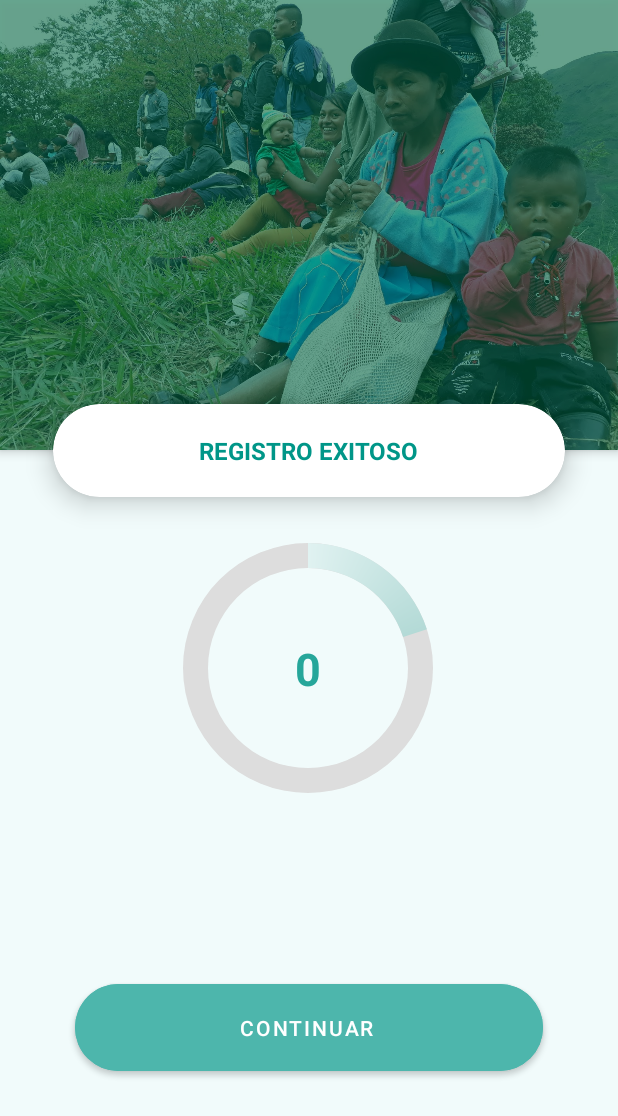
After one commit to esleyder1/pdf417_colombian, an Android app: the ResultActivity screen opened directly, with no data from a screen before it, on a phone screen of 412 x 824 dp. The commit adds this screen. Shown: the top 1116 px of the screen. Run offline under Robolectric (Android 15) with nearby library versions, the phone set to English and light mode, and no system bars.

Commit message:
result activity was crated and working with static info

```diff
--- a/pdf417MobiCustomUISample/build.gradle
+++ b/pdf417MobiCustomUISample/build.gradle
@@ -32,8 +32,7 @@ dependencies {
     implementation 'androidx.appcompat:appcompat:1.4.1'
     implementation 'androidx.constraintlayout:constraintlayout:2.1.2'
     implementation 'com.liyu.tools:sqlitetoexcel:1.0.10'
-    implementation 'com.google.android.material:material:1.6.0'
-
+    implementation 'com.google.android.material:material:1.3.0-alpha02'
 
     implementation "com.itextpdf:itext7-core:7.1.10"
 
--- /dev/null
+++ b/pdf417MobiCustomUISample/src/main/java/dev/pdf417censo/com/ResultActivity.java
@@ -0,0 +1,68 @@
+package dev.pdf417censo.com;
+
+import androidx.appcompat.app.AppCompatActivity;
+
+import android.annotation.SuppressLint;
+import android.content.Context;
+import android.content.Intent;
+import android.content.SharedPreferences;
+import android.os.Bundle;
+import android.view.View;
+import android.view.Window;
+import android.view.WindowManager;
+import android.widget.Button;
+import android.widget.TextView;
+
+public class ResultActivity extends AppCompatActivity {
+
+    private TextView tvProgress;
+
+
+    @SuppressLint("SetTextI18n")
+    @Override
+    protected void onCreate(Bundle savedInstanceState) {
+        super.onCreate(savedInstanceState);
+        setContentView(R.layout.activity_result);
+
+        tvProgress = findViewById(R.id.tvProgress);
+
+        getWindow().addFlags(WindowManager.LayoutParams.FLAG_FULLSCREEN);
+
+        SharedPreferences prefe = getSharedPreferences("user_data", Context.MODE_PRIVATE);
+
+        int familyNucleusScanned = prefe.getInt("familyNucleusScanned", 0);
+        int membersFamilyCount = prefe.getInt("membersFamilyCount", 0);
+        if(membersFamilyCount > 0){
+            tvProgress.setText(familyNucleusScanned +"/"+ membersFamilyCount);
+        }else{
+            tvProgress.setText("0");
+        }
+
+
+
+        Button button = (Button) findViewById(R.id.btnContinious);
+        button.setOnClickListener(new View.OnClickListener() {
+            @Override
+            public void onClick(View v) {
+
+                if(membersFamilyCount == familyNucleusScanned) {
+                    SharedPreferences.Editor editor = prefe.edit();
+                    editor.remove("membersFamilyCount");
+                    editor.remove("familyNucleusScanned");
+                    editor.apply();
+                }
+                if(familyNucleusScanned < membersFamilyCount) {
+                    Intent i = new Intent(ResultActivity.this, MainActivity.class);
+                    startActivity(i);
+                    finish();
+                }else{
+                    Intent i = new Intent(ResultActivity.this, PickDataActivity.class);
+                    startActivity(i);
+                    finish();
+                }
+
+
+            }
+        });
+    }
+}
--- /dev/null
+++ b/pdf417MobiCustomUISample/src/main/res/drawable/circle.xml
@@ -0,0 +1,37 @@
+<?xml version="1.0" encoding="utf-8"?>
+<layer-list xmlns:android="http://schemas.android.com/apk/res/android">
+    <!--Adding our first item-->
+    <item>
+        <!--Here ring shape is created. The important attribute
+        used here is, android:useLevel="false". Attribute
+        with the useLevel=true makes the ring disabled, so it must
+        be false for the ring to appear with color code "#DDD"-->
+        <shape
+            android:shape="ring"
+            android:thicknessRatio="12"
+            android:useLevel="false">
+            <solid android:color="#DDD" />
+        </shape>
+    </item>
+    <!--Adding our second item-->
+    <item>
+        <!--Rotation degree of Ring is made from 270 to 270-->
+        <rotate
+            android:fromDegrees="270"
+            android:toDegrees="270">
+            <!--The main attribute used here is android:useLevel="true" in
+            shape tag. Also gradient is added to set the startColor and
+            endColor of the ring.-->
+            <shape
+                android:shape="ring"
+                android:thicknessRatio="12"
+                android:useLevel="true">
+                <gradient
+                    android:endColor="@color/teal_700"
+                    android:startColor="@color/teal_50"
+                    android:type="sweep" />
+
+            </shape>
+        </rotate>
+    </item>
+</layer-list>
--- /dev/null
+++ b/pdf417MobiCustomUISample/src/main/res/drawable/ic_baseline_check_circle_24.xml
@@ -0,0 +1,5 @@
+<vector android:height="24dp" android:tint="#000000"
+    android:viewportHeight="24" android:viewportWidth="24"
+    android:width="24dp" xmlns:android="http://schemas.android.com/apk/res/android">
+    <path android:fillColor="@android:color/white" android:pathData="M12,2C6.48,2 2,6.48 2,12s4.48,10 10,10 10,-4.48 10,-10S17.52,2 12,2zM10,17l-5,-5 1.41,-1.41L10,14.17l7.59,-7.59L19,8l-9,9z"/>
+</vector>
--- a/pdf417MobiCustomUISample/src/main/res/layout/activity_pick_data.xml
+++ b/pdf417MobiCustomUISample/src/main/res/layout/activity_pick_data.xml
@@ -172,7 +172,7 @@
         android:value="0"
         android:valueFrom="0"
         android:valueTo="15"
-        app:labelBehavior="visible"
+        app:labelBehavior="floating"
         app:layout_constraintEnd_toEndOf="parent"
         app:layout_constraintHorizontal_bias="0.739"
         app:layout_constraintStart_toStartOf="parent"
--- /dev/null
+++ b/pdf417MobiCustomUISample/src/main/res/layout/activity_result.xml
@@ -0,0 +1,107 @@
+<?xml version="1.0" encoding="utf-8"?>
+<androidx.constraintlayout.widget.ConstraintLayout
+    xmlns:android="http://schemas.android.com/apk/res/android"
+    xmlns:app="http://schemas.android.com/apk/res-auto"
+    xmlns:tools="http://schemas.android.com/tools"
+    android:layout_width="match_parent"
+    android:layout_height="match_parent"
+    android:background="#F1FBFB"
+    tools:context=".ResultActivity"
+    android:fitsSystemWindows="true">
+
+    <com.google.android.material.appbar.AppBarLayout
+        android:id="@+id/appBarLayout"
+        android:layout_width="match_parent"
+        android:layout_height="wrap_content"
+        tools:ignore="MissingConstraints">
+
+        <com.google.android.material.appbar.MaterialToolbar
+            style="@style/Widget.MaterialComponents.Toolbar.Primary"
+            android:layout_width="match_parent"
+            android:layout_height="300dp"
+            android:alpha="0.4"
+            android:background="@drawable/family3"
+            android:paddingStart="36dp" />
+
+    </com.google.android.material.appbar.AppBarLayout>
+
+    <com.google.android.material.card.MaterialCardView
+        android:id="@+id/cvPerson"
+        android:layout_width="match_parent"
+        android:layout_height="wrap_content"
+        android:layout_margin="10dp"
+        android:layout_marginTop="9dp"
+        app:cardBackgroundColor="@color/white"
+        app:cardCornerRadius="45dp"
+        app:cardElevation="10dp"
+        app:cardMaxElevation="12dp"
+        app:cardPreventCornerOverlap="true"
+        app:cardUseCompatPadding="true"
+        app:layout_constraintBottom_toBottomOf="@+id/appBarLayout"
+        app:layout_constraintTop_toBottomOf="@+id/appBarLayout"
+        tools:layout_editor_absoluteX="33dp">
+
+        <TextView
+            android:id="@+id/tvInfoPerson"
+            android:layout_width="wrap_content"
+            android:layout_height="wrap_content"
+            android:layout_gravity="bottom|center_horizontal"
+            android:layout_marginTop="20dp"
+            android:layout_marginBottom="20dp"
+            android:text="REGISTRO EXITOSO"
+            android:textSize="16sp"
+            android:textColor="@color/teal_500"
+            android:textStyle="bold" />
+
+    </com.google.android.material.card.MaterialCardView>
+
+    <ProgressBar
+        android:id="@+id/progress_bar"
+        style="@style/Theme.ProgressBar"
+        android:layout_width="200dp"
+        android:layout_height="200dp"
+        android:indeterminateOnly="false"
+        android:progress="20"
+        android:progressDrawable="@drawable/circle"
+        android:rotation="0"
+        app:layout_constraintBottom_toBottomOf="parent"
+        app:layout_constraintHorizontal_bias="0.497"
+        app:layout_constraintLeft_toLeftOf="parent"
+        app:layout_constraintRight_toRightOf="parent"
+        app:layout_constraintTop_toTopOf="parent"
+        app:layout_constraintVertical_bias="0.553"
+        tools:progress="100" />
+
+    <TextView
+        android:id="@+id/tvProgress"
+        android:layout_width="wrap_content"
+        android:layout_height="wrap_content"
+        android:textAppearance="@style/TextAppearance.AppCompat.Large"
+        app:layout_constraintBottom_toBottomOf="@+id/progress_bar"
+        app:layout_constraintEnd_toEndOf="@+id/progress_bar"
+        app:layout_constraintStart_toStartOf="@+id/progress_bar"
+        app:layout_constraintTop_toTopOf="@+id/progress_bar"
+        android:textColor="@color/teal_400"
+        android:textStyle="bold"
+        android:textSize="30sp"
+        android:text="4/8" />
+
+    <com.google.android.material.button.MaterialButton
+        android:id="@+id/btnContinious"
+        android:backgroundTint="@color/teal_300"
+        style="@style/Widget.MaterialComponents.Button.Icon"
+        android:layout_width="match_parent"
+        android:layout_height="70dp"
+        android:layout_marginStart="50dp"
+        android:layout_marginEnd="50dp"
+        android:shadowRadius="24"
+        app:cornerRadius="30dp"
+        android:text="ContinuaR"
+        app:iconGravity="textStart"
+        app:layout_constraintBottom_toBottomOf="parent"
+        app:layout_constraintEnd_toEndOf="parent"
+        app:layout_constraintStart_toStartOf="parent"
+        app:layout_constraintTop_toBottomOf="@+id/progress_bar"
+        tools:ignore="MissingConstraints" />
+
+</androidx.constraintlayout.widget.ConstraintLayout>
--- /dev/null
+++ b/pdf417MobiCustomUISample/src/main/res/values-land/dimens.xml
@@ -0,0 +1,3 @@
+<resources>
+    <dimen name="fab_margin">48dp</dimen>
+</resources>
--- /dev/null
+++ b/pdf417MobiCustomUISample/src/main/res/values-w1240dp/dimens.xml
@@ -0,0 +1,3 @@
+<resources>
+    <dimen name="fab_margin">200dp</dimen>
+</resources>
--- /dev/null
+++ b/pdf417MobiCustomUISample/src/main/res/values-w600dp/dimens.xml
@@ -0,0 +1,3 @@
+<resources>
+    <dimen name="fab_margin">48dp</dimen>
+</resources>
--- a/pdf417MobiCustomUISample/src/main/res/values/colors.xml
+++ b/pdf417MobiCustomUISample/src/main/res/values/colors.xml
@@ -11,4 +11,25 @@
     <color name="primary">#006c45</color>
     <color name="primaryDark">#002112</color>
     <color name="white">#fff</color>
+
+    <color name="teal_50">#e0f2f1</color>
+    <color name="teal_100">#b2dfdb</color>
+    <color name="teal_200">#80cbc4</color>
+    <color name="teal_300">#4db6ac</color>
+    <color name="teal_400">#26a69a</color>
+    <color name="teal_500">#009688</color>
+    <color name="teal_600">#00897b</color>
+    <color name="teal_700">#00796b</color>
+    <color name="teal_800">#00695c</color>
+
+    <color name="light_blue_50">#e1f5fe</color>
+    <color name="light_blue_100">#b3e5fc</color>
+    <color name="light_blue_200">#81d4fa</color>
+    <color name="light_blue_300">#4fc3f7</color>
+    <color name="light_blue_400">#29b6f6</color>
+    <color name="light_blue_500">#03a9f4</color>
+    <color name="light_blue_600">#039be5</color>
+    <color name="light_blue_700">#0288d1</color>
+    <color name="light_blue_800">#0277bd</color>
+
 </resources>
--- a/pdf417MobiCustomUISample/src/main/res/values/styles.xml
+++ b/pdf417MobiCustomUISample/src/main/res/values/styles.xml
@@ -1,6 +1,8 @@
-<resources>
+<resources xmlns:tools="http://schemas.android.com/tools">
 
     <style name="AppTheme" parent="Theme.MaterialComponents.Light.DarkActionBar">
+        <item name="android:windowTranslucentStatus">true</item>
+        <item name="android:windowTranslucentNavigation">true</item>
         <!-- your app branding color for the app bar -->
         <item name="colorPrimary">@color/primary</item>
         <!-- darker variant for the status bar and contextual app bars -->
@@ -53,4 +55,21 @@
         <item name="cardUseCompatPadding">true</item>
     </style>
 
+    <style name="Theme.ProgressBar" parent="Theme.MaterialComponents.DayNight.DarkActionBar">
+        <!-- Primary brand color. -->
+        <item name="colorPrimary">@color/accent</item>
+        <item name="colorPrimaryVariant">@color/accent</item>
+        <item name="colorOnPrimary">@color/white</item>
+        <!-- Secondary brand color. -->
+        <item name="colorSecondary">@color/teal_200</item>
+        <item name="colorSecondaryVariant">@color/teal_700</item>
+        <item name="colorOnSecondary">@color/black</item>
+        <!-- Status bar color. -->
+        <item name="android:statusBarColor" >?attr/colorPrimaryVariant</item>
+
+
+
+    </style>
+
+
 </resources>
```
Also changed, not shown: pdf417MobiCustomUISample/src/main/AndroidManifest.xml (+22 -18 lines), pdf417MobiCustomUISample/src/main/java/dev/pdf417censo/com/MainActivity.java (+0 -16 lines), pdf417MobiCustomUISample/src/main/java/dev/pdf417censo/com/PickUserDataActivity.java (+1 -12 lines), pdf417MobiCustomUISample/src/main/res/layout/activity_main.xml (+1 -13 lines), pdf417MobiCustomUISample/src/main/res/drawable-hdpi/family.jpg (added), pdf417MobiCustomUISample/src/main/res/drawable-hdpi/family2.jpg (added), pdf417MobiCustomUISample/src/main/res/drawable-hdpi/family3.jpg (added), 205 other files.
